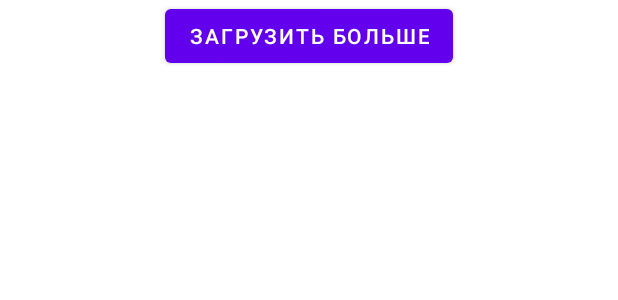
After one commit to since85stas/RadioTApp, an Android app: the layout podcast_footer.xml on its own in the app's theme, with its tools: preview values and no code run, on a phone screen of 412 x 824 dp. The commit adds this screen. Shown: the top 300 px of the screen. Run offline under Robolectric (Android 15) with nearby library versions, the light colour scheme and no system bars.

Commit message:
добавлен футер

```diff
--- a/app/build.gradle
+++ b/app/build.gradle
@@ -53,6 +53,9 @@ dependencies {
     androidTestImplementation 'androidx.test.ext:junit:1.1.4'
     androidTestImplementation 'androidx.test.espresso:espresso-core:3.4.0'
 
+    // RecyclerView
+    implementation "androidx.recyclerview:recyclerview:1.2.1"
+
     implementation 'androidx.navigation:navigation-fragment:2.3.0'
     implementation 'androidx.navigation:navigation-ui:2.3.0'
     implementation 'androidx.navigation:navigation-fragment-ktx:2.3.0'
--- /dev/null
+++ b/app/src/main/res/layout/podcast_footer.xml
@@ -0,0 +1,22 @@
+<?xml version="1.0" encoding="utf-8"?>
+<layout xmlns:android="http://schemas.android.com/apk/res/android">
+
+    <data>
+
+    </data>
+
+    <LinearLayout
+        android:layout_width="match_parent"
+        android:layout_height="wrap_content"
+        android:orientation="horizontal"
+        android:gravity="center">
+
+        <Button
+            android:gravity="center"
+            android:layout_width="wrap_content"
+            android:layout_height="wrap_content"
+            android:text="загрузить больше" />
+
+
+    </LinearLayout>
+</layout>
```
Also changed, not shown: app/src/main/java/stas/batura/radiotproject/ui/podcasts/FooterAdapter.kt (added, +39 -0 lines), app/src/main/java/stas/batura/radiotproject/ui/podcasts/HeaderAdapter.kt (deleted, +0 -34 lines), app/src/main/java/stas/batura/radiotproject/ui/podcasts/PodcastListFragment.kt (+15 -2 lines).
